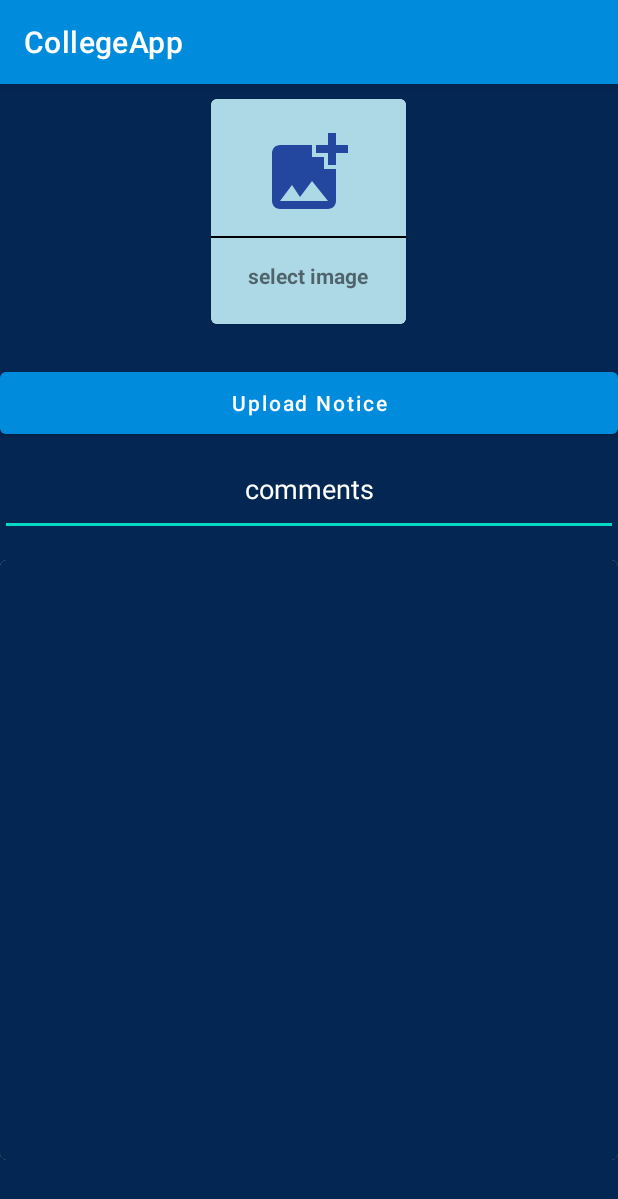
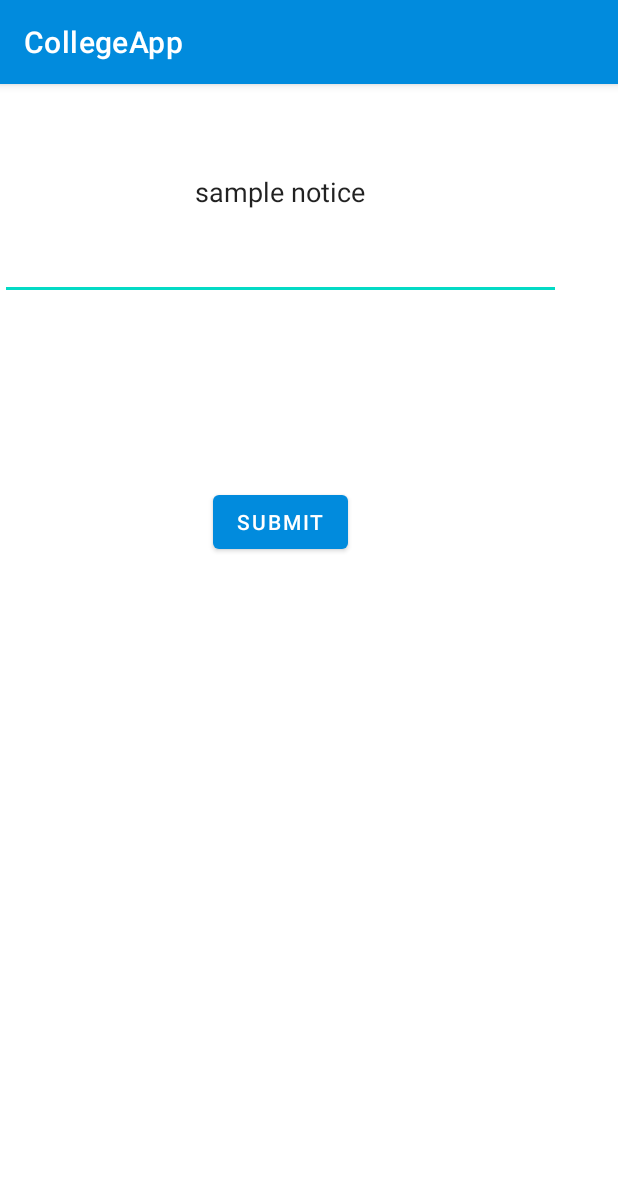
Before and after one commit to Koushik0901/CollegeApp, an Android app: the uploadNotice screen opened directly, with no data from a screen before it, on a phone screen of 412 x 824 dp. Shown: the top 1199 px of the screen. Run offline under Robolectric (Android 15) with nearby library versions, the phone set to English and light mode, and no system bars; libraries missing offline, so code that uses them is left out: io.realm, io.realm.mongodb, org.bson; 6 statements that could not run were skipped.

Commit message:
java code for uploadNotice

```diff
--- a/app/src/main/java/com/example/collegeapp/uploadAttendance.java
+++ b/app/src/main/java/com/example/collegeapp/uploadAttendance.java
@@ -159,7 +159,8 @@ public class uploadAttendance extends AppCompatActivity implements OnItemSelecte
                                 }
                             });
                         }
-                    } else {
+                    }
+                    else {
                         Log.v("Error", task.getError().toString());
                     }
                 });
--- a/app/src/main/java/com/example/collegeapp/uploadNotice.java
+++ b/app/src/main/java/com/example/collegeapp/uploadNotice.java
@@ -1,60 +1,98 @@
 package com.example.collegeapp;
+import androidx.appcompat.app.AppCompatActivity;
+import android.os.Bundle;
+import android.util.Log;
+import android.view.View;
+import android.widget.Button;
+import android.widget.EditText;
+import android.widget.Toast;
 
-import androidx.activity.result.contract.ActivityResultContracts;
-import androidx.annotation.Nullable;
-import androidx.appcompat.app.AppCompatActivity;
-import androidx.cardview.widget.CardView;
+import org.bson.Document;
 
-import android.content.Intent;
-import android.graphics.Bitmap;
-import android.net.Uri;
-import android.os.Bundle;
-import android.provider.MediaStore;
-import android.view.View;
-import android.widget.ImageView;
+import java.util.ArrayList;
 
-import java.io.IOException;
+import io.realm.mongodb.App;
+import io.realm.mongodb.AppConfiguration;
+import io.realm.mongodb.RealmResultTask;
+import io.realm.mongodb.User;
+import io.realm.mongodb.mongo.MongoClient;
+import io.realm.mongodb.mongo.MongoCollection;
+import io.realm.mongodb.mongo.MongoDatabase;
+import io.realm.mongodb.mongo.iterable.MongoCursor;
+
 
 public class uploadNotice extends AppCompatActivity {
 
-    private CardView insertimage;
-    private ImageView noticeImageView;
-
-    private final int REQ = 1;
-    private Bitmap bitmap;
+    String appId = "application-0-pbtso";
+    MongoClient mongoClient;
+    MongoDatabase mongoDatabase;
+    User user;
+    App app;
+    MongoCollection<Document> mongoCollection;
+    Button uploadBtn;
+    EditText text;
 
     @Override
     protected void onCreate(Bundle savedInstanceState) {
         super.onCreate(savedInstanceState);
         setContentView(R.layout.activity_upload_notice);
+        app = new App(new AppConfiguration.Builder(appId).build());
 
-        insertimage = findViewById(R.id.insertimage);
-        noticeImageView = findViewById(R.id.noticeImageView);
+        uploadBtn = (Button) findViewById(R.id.uploadBtn);
+        text = (EditText) findViewById(R.id.editTextTextPersonName);
 
-        insertimage.setOnClickListener(new View.OnClickListener() {
+        user = app.currentUser();
+        Log.v("AUTH", user + " " + user.getId());
+        mongoClient = user.getMongoClient("mongodb-atlas");
+        mongoDatabase = mongoClient.getDatabase("CollegeData");
+        mongoCollection = mongoDatabase.getCollection("Attendance");
+
+        uploadBtn.setOnClickListener(new View.OnClickListener() {
             @Override
             public void onClick(View view) {
-                openGallery();
+                String notice = text.getText().toString();
+                // create a document for find query
+                Document queryFilter = new Document("notice", notice);
+                // init a mongo collection find task
+                RealmResultTask<MongoCursor<Document>> findTask = mongoCollection.find(queryFilter).iterator();
+                findTask.getAsync(task -> {
+                    if (task.isSuccess()) {
+                        MongoCursor<Document> results = task.get();
+                        // check if the document already exists
+                        if (results.hasNext()) {
+                            Log.v("Find", "Found something");
+                            Document result = results.next();
+                            Toast.makeText(getApplicationContext(), "Already Exists", Toast.LENGTH_LONG).show();
+                            // update the result
+                            result.append("notice", notice);
+                            mongoCollection.updateOne(queryFilter, result).getAsync(updateResult -> {
+                                if (updateResult.isSuccess()) {
+                                    Log.v("Update", "Update successful");
+                                    Toast.makeText(getApplicationContext(), "Update Successful", Toast.LENGTH_LONG).show();
+                                } else {
+                                    Log.v("Update", updateResult.getError().toString());
+                                }
+                            });
+                        }
+                        // if not then insert a new document into the mongodb collection
+                        else {
+                            // insert a document to the collection
+                            mongoCollection.insertOne(
+                                    new Document("notice", notice)
+                            ).getAsync(result -> {
+                                if (result.isSuccess()) {
+                                    Log.v("Insert", "Insert successful");
+                                    Toast.makeText(getApplicationContext(), "Insert Successful", Toast.LENGTH_LONG).show();
+                                } else {
+                                    Log.v("Insert", result.getError().toString());
+                                }
+                            });
+                        }
+                    } else {
+                        Log.v("Error", task.getError().toString());
+                    }
+                });
             }
         });
-
-        }
-        private void openGallery() {
-            Intent pickImage = new Intent(Intent.ACTION_PICK, MediaStore.Images.Media.EXTERNAL_CONTENT_URI);
-            startActivityForResult(pickImage,REQ);
-    }
-
-    @Override
-    protected void onActivityResult(int requestCode, int resultCode, @Nullable Intent data) {
-        super.onActivityResult(requestCode, resultCode, data);
-        if(requestCode == REQ && resultCode == RESULT_OK){
-            Uri uri = data.getData();
-            try {
-                bitmap = MediaStore.Images.Media.getBitmap(getContentResolver(),uri);
-            } catch (IOException e) {
-                e.printStackTrace();
-            }
-            noticeImageView.setImageBitmap(bitmap);
-        }
     }
 }
--- a/app/src/main/res/layout/activity_admin_home.xml
+++ b/app/src/main/res/layout/activity_admin_home.xml
@@ -139,7 +139,7 @@
         </com.google.android.material.card.MaterialCardView>
 
         <com.google.android.material.card.MaterialCardView
-            android:id="@+id/image"
+            android:id="@+id/viewFeedback"
             android:layout_width="130dp"
             android:layout_height="150dp"
             android:layout_margin="10dp"
--- a/app/src/main/res/layout/activity_upload_attendance.xml
+++ b/app/src/main/res/layout/activity_upload_attendance.xml
@@ -16,11 +16,11 @@
         android:layout_centerHorizontal="true"
         android:layout_marginStart="-1dp"
         android:layout_marginTop="85dp"
-        android:textColorHint="@color/white"
         android:ems="10"
         android:hint="@string/Register_number"
         android:inputType="number"
-        android:minHeight="48dp" />
+        android:minHeight="48dp"
+        android:textColorHint="@color/white" />
 
     <Spinner
         android:id="@+id/attn"
--- a/app/src/main/res/layout/activity_upload_notice.xml
+++ b/app/src/main/res/layout/activity_upload_notice.xml
@@ -1,89 +1,30 @@
 <?xml version="1.0" encoding="utf-8"?>
-<ScrollView xmlns:android="http://schemas.android.com/apk/res/android"
+<androidx.constraintlayout.widget.ConstraintLayout xmlns:android="http://schemas.android.com/apk/res/android"
+    xmlns:app="http://schemas.android.com/apk/res-auto"
     xmlns:tools="http://schemas.android.com/tools"
     android:layout_width="match_parent"
-    android:layout_height="match_parent"
-    android:background="#042652"
-    tools:context=".uploadNotice">
+    android:layout_height="match_parent">
 
-    <LinearLayout
-        android:layout_width="match_parent"
+    <EditText
+        android:id="@+id/editTextTextPersonName"
+        android:layout_width="374dp"
+        android:layout_height="144dp"
+        android:layout_weight="1"
+        android:ems="10"
+        android:inputType="textPersonName"
+        android:text="sample notice"
+        android:textAlignment="center"
+        tools:layout_editor_absoluteX="21dp"
+        tools:layout_editor_absoluteY="97dp" />
+
+    <Button
+        android:id="@+id/uploadBtn"
+        android:layout_width="wrap_content"
         android:layout_height="wrap_content"
-        android:orientation="vertical">
-
-
-
-        <com.google.android.material.card.MaterialCardView
-            android:id="@+id/insertimage"
-            android:layout_width="130dp"
-            android:layout_height="150dp"
-            android:layout_gravity="center"
-            android:layout_margin="10dp">
-
-            <LinearLayout
-                android:layout_width="match_parent"
-                android:layout_height="match_parent"
-                android:gravity="center"
-                android:background="#ADD8E6"
-                android:orientation="vertical">
-
-                <ImageView
-                    android:layout_width="64dp"
-                    android:layout_height="64dp"
-                    android:background="#ADD8E6"
-                    android:src="@drawable/ic_baseline_add_photo_alternate_24"
-                    tools:ignore="ContentDescription" />
-
-                <View
-                    android:layout_width="match_parent"
-                    android:layout_height="1dp"
-                    android:layout_marginTop="10dp"
-                    android:background="@color/black" />
-
-                <TextView
-                    android:id="@+id/pickedImage"
-                    android:layout_width="wrap_content"
-                    android:layout_height="wrap_content"
-                    android:layout_marginTop="10dp"
-                    android:padding="5dp"
-                    android:text="@string/select_image"
-                    android:textStyle="bold" />
-            </LinearLayout>
-
-        </com.google.android.material.card.MaterialCardView>
-
-
-        <com.google.android.material.button.MaterialButton
-            android:id="@+id/UploadNoticeBtn"
-            android:layout_width="match_parent"
-            android:layout_height="53dp"
-            android:layout_marginTop="16dp"
-            android:text="@string/upload_notice"
-            android:textAllCaps="false"
-            />
-
-        <EditText
-            android:id="@+id/editTextTextPersonName"
-            android:layout_width="match_parent"
-            android:layout_height="62dp"
-            android:ems="10"
-            android:textColorHint="@color/white"
-            android:hint="@string/comments"
-            android:inputType="textPersonName"
-            android:minHeight="48dp"
-            android:textAlignment="center"
-            tools:ignore="Autofill" />
-
-        <com.google.android.material.card.MaterialCardView
-            android:layout_width="match_parent"
-            android:layout_height="400dp"
-            android:layout_marginTop="16dp">
-            <ImageView
-                android:layout_width="match_parent"
-                android:layout_height="match_parent"
-                android:background="#042652"
-                android:scaleType="centerCrop"
-                android:id="@+id/noticeImageView"/>
-        </com.google.android.material.card.MaterialCardView>
-    </LinearLayout>
-</ScrollView>
+        android:layout_marginTop="124dp"
+        android:layout_weight="1"
+        android:text="submit"
+        app:layout_constraintEnd_toEndOf="@+id/editTextTextPersonName"
+        app:layout_constraintStart_toStartOf="@+id/editTextTextPersonName"
+        app:layout_constraintTop_toBottomOf="@+id/editTextTextPersonName" />
+</androidx.constraintlayout.widget.ConstraintLayout>
```
Also changed, not shown: app/src/main/java/com/example/collegeapp/AdminHome.java (+4 -6 lines).
